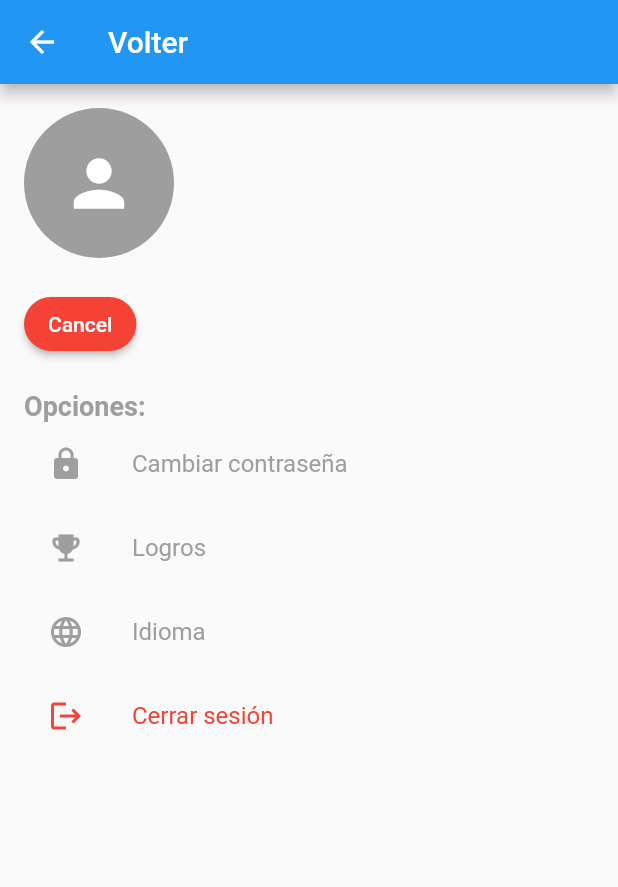
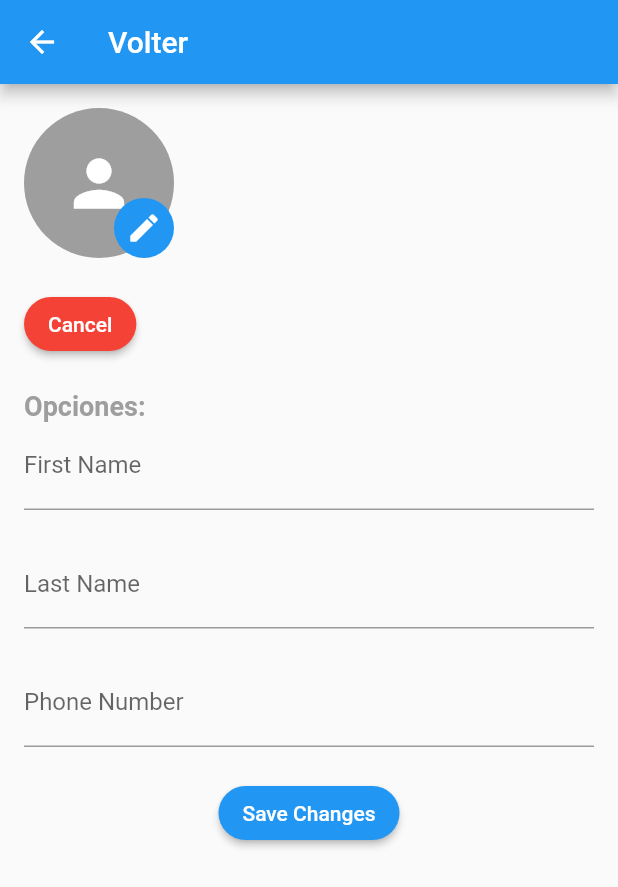
Before and after one commit to PES-GoVolt/GoVolt-FrontEnd, a Flutter app: the VolterScreen screen opened directly, after a tap on "Edit Profile", on a phone screen of 412 x 824 dp. Shown: the top 887 px of the screen. Run offline on Flutter 3.47's test engine with Material 2 defaults, Android fonts, the phone set to English and light mode, and no system bars; our stand-ins replace firebase_auth, firebase_core, geolocator, google_maps_flutter, google_sign_in, image_picker and 1 more; missing offline and left inert: flutter_polyline_points; accounts and stored records are empty; network calls fail.

```diff
--- a/govoltfrontend/lib/volter.dart
+++ b/govoltfrontend/lib/volter.dart
@@ -3,6 +3,8 @@
 import 'package:flutter/material.dart';
 import 'package:http/http.dart' as http;
 import 'package:govoltfrontend/config.dart';
+import 'package:image_picker/image_picker.dart';
+import 'dart:io';
 
 import 'dart:convert';
 
@@ -18,11 +20,64 @@ class _VolterScreenState extends State<VolterScreen> {
   TextEditingController lastNameController = TextEditingController();
   bool edit = false; // Estado para controlar si se está editando
 
+  XFile? _imageFile;
   String email = '';
   String phoneNumber = '';
   String firstName = '';
   String lastName = '';
-  String photo='';
+  String photo = '';
+
+
+  Future<void> _getImage() async {
+    final pickedFile = await ImagePicker().getImage(
+      source: ImageSource.gallery,
+    );
+
+    if (pickedFile != null) {
+      setState(() {
+        _imageFile = XFile(pickedFile.path);
+      });
+    }
+  }
+
+
+
+
+  void saveChanges() async {
+    try {
+      firstName = firstNameController.text;
+      lastName = lastNameController.text;
+      email = emailController.text;
+      phoneNumber = phoneNumberController.text;
+
+      Map<String, dynamic> requestBody = {
+        'first_name': firstName,
+        'last_name': lastName,
+        'phone': phoneNumber,
+        'photo_url': photo
+        // Otros campos...
+      };
+
+      final response = await http.post(
+        Uri.http(Config.apiURL, Config.editMyProfileAPI),
+        headers: {
+          'Content-Type': 'application/json',
+        },
+        body: jsonEncode(requestBody),
+      );
+
+      if (response.statusCode == 200) {
+        print("Cambios guardados exitosamente");
+      } else {
+        print(
+            "Error al guardar los cambios. Código de estado: ${response.statusCode}");
+        // Puedes manejar el error de acuerdo a tus necesidades
+      }
+    } catch (error) {
+      print("Error al realizar la solicitud HTTP: $error");
+      // Puedes manejar el error de acuerdo a tus necesidades
+    }
+  }
 
   Future<void> fetchProfileData() async {
     final response =
@@ -94,25 +149,49 @@ class _VolterScreenState extends State<VolterScreen> {
             Row(
               mainAxisAlignment: MainAxisAlignment.start,
               children: [
+                Stack(
+                  alignment: Alignment.bottomRight,
+                  children: [
                     CircleAvatar(
                       radius: 50,
                       backgroundColor: Colors.grey,
-                  child: Icon(
+                      child: _imageFile != null
+                          ? ClipOval(
+                              child: Image.file(
+                                File(_imageFile!.path),
+                                width: 100,
+                                height: 100,
+                                fit: BoxFit.cover,
+                              ),
+                            )
+                          : Icon(
                               Icons.person,
                               size: 50,
                               color: Colors.white,
                             ),
+                    ),
+                    if (edit)
+                      GestureDetector(
+                        onTap: () async {
+                          await _getImage();
+                        },
+                        child: CircleAvatar(
+                          radius: 20,
+                          backgroundColor: Colors.blue,
+                          child: Icon(
+                            Icons.edit,
+                            color: Colors.white,
+                          ),
+                        ),
+                      ),
+                  ],
                 ),
                 SizedBox(width: 20),
                 Column(
                   crossAxisAlignment: CrossAxisAlignment.start,
                   children: [
                     Text(
-                      firstName,
-                      style: TextStyle(fontSize: 16),
-                    ),
-                    Text(
-                      lastName,
+                      '$firstName $lastName',
                       style: TextStyle(fontSize: 16),
                     ),
                     Text(
@@ -136,6 +215,15 @@ class _VolterScreenState extends State<VolterScreen> {
                     setState(() {
                       // Cambia el estado "edit" al contrario cuando se presione el botón
                       edit = !edit;
+
+                      if (edit == false) {
+                        if (email != "") emailController.text = email;
+                        if (phoneNumber != "")
+                          phoneNumberController.text = phoneNumber;
+                        if (firstName != "")
+                          firstNameController.text = firstName;
+                        if (lastName != "") lastNameController.text = lastName;
+                      }
                     });
                   },
                   child: Text(edit
@@ -161,7 +249,34 @@ class _VolterScreenState extends State<VolterScreen> {
                 color: Colors.grey,
               ),
             ),
-
+            if (edit) // Mostrar formularios si "edit" es verdadero
+              Column(
+                children: [
+                  buildFormField('First Name', 'Change your first name',
+                      firstNameController),
+                  buildFormField(
+                      'Last Name', 'Change your last name', lastNameController),
+                  buildFormField('Phone Number', 'Change your phone number',
+                      phoneNumberController,
+                      isNumeric: true),
+                  ElevatedButton(
+                    onPressed: () {
+                      saveChanges();
+                      setState(() {
+                        edit = !edit;
+                      });
+                    },
+                    child: Text('Save Changes'),
+                    style: ElevatedButton.styleFrom(
+                      backgroundColor: Colors.blue, // Color de fondo azul
+                      shape: RoundedRectangleBorder(
+                        borderRadius: BorderRadius.circular(20.0),
+                      ),
+                    ),
+                  ),
+                ],
+              )
+            else
               ListView(
                 shrinkWrap: true,
                 children: [
@@ -200,6 +315,9 @@ class _VolterScreenState extends State<VolterScreen> {
       margin: EdgeInsets.only(bottom: 20),
       child: TextFormField(
         controller: controller,
+        onChanged: (value) {
+          controller.text = value;
+        },
         decoration: InputDecoration(
           labelText: labelText,
           hintText: hintText,
```
Lines whose indentation alone changed are shown as unchanged.
